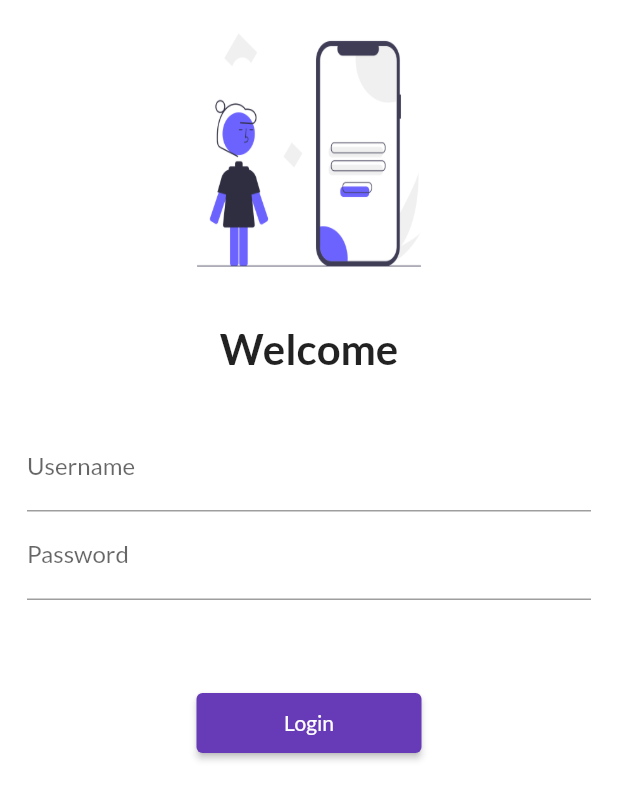
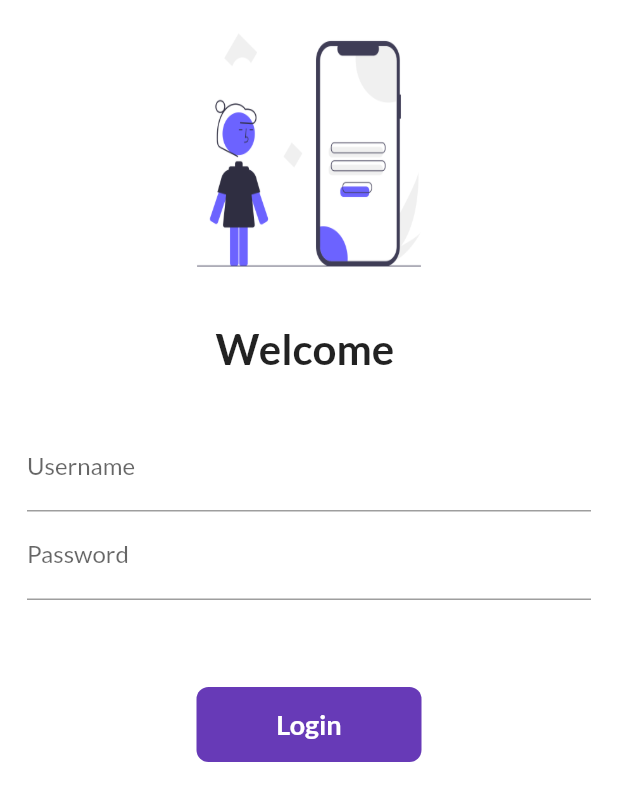
Before and after one commit to kamranahmed71/30DaysofFlutter, a Flutter app: the screen it shows after launch, on a phone screen of 412 x 824 dp. Shown: the top 801 px of the screen. Run offline on Flutter 3.47's test engine with Material 2 defaults, Android fonts, the phone set to English and light mode, and no system bars; our stand-ins replace google_fonts.

Commit message:
Day 6 completed

```diff
--- a/lib/pages/login_page.dart
+++ b/lib/pages/login_page.dart
@@ -1,8 +1,16 @@
 import 'package:flutter/material.dart';
 import 'package:flutter_catalog/utils/routes.dart';
 
-class LoginPage extends StatelessWidget {
+class LoginPage extends StatefulWidget {
   LoginPage({Key? key}) : super(key: key);
+
+  @override
+  State<LoginPage> createState() => _LoginPageState();
+}
+
+class _LoginPageState extends State<LoginPage> {
+  String name = "";
+  bool changeButton = false;
 
   @override
   Widget build(BuildContext context) {
@@ -23,7 +31,7 @@ class LoginPage extends StatelessWidget {
             ),
 
             Text(
-              "Welcome",
+              "Welcome $name",
               style: TextStyle(
                 fontSize: 28,
                 fontWeight: FontWeight.bold,
@@ -43,6 +51,10 @@ class LoginPage extends StatelessWidget {
                   TextFormField(
                     decoration: InputDecoration(
                         hintText: "Enter username", labelText: "Username"),
+                    onChanged: (Value) {
+                      name = Value;
+                      setState(() {});
+                    },
                   ),
                   TextFormField(
                     obscureText: true,
@@ -57,13 +69,46 @@ class LoginPage extends StatelessWidget {
               height: 40.0,
             ),
 
-            ElevatedButton(
-              onPressed: () {
+            InkWell(
+              onTap: () async {
+                setState(() {
+                  changeButton = true;
+                });
+
+                await Future.delayed(Duration(seconds: 1));
                 Navigator.pushNamed(context, MyRoutes.homeRoute);
               },
-              child: Text("Login"),
-              style: TextButton.styleFrom(minimumSize: Size(150, 40)),
-            ),
+              child: AnimatedContainer(
+                duration: Duration(seconds: 1),
+                height: 50,
+                width: changeButton ? 50 : 150,
+                alignment: Alignment.center,
+                child: changeButton
+                    ? Icon(
+                        Icons.done,
+                        color: Colors.white,
+                      )
+                    : Text(
+                        "Login",
+                        style: TextStyle(
+                            color: Colors.white,
+                            fontWeight: FontWeight.bold,
+                            fontSize: 18),
+                      ),
+                decoration: BoxDecoration(
+                    color: Colors.deepPurple,
+                    // shape: changeButton ? BoxShape.circle : BoxShape.rectangle,
+                    borderRadius: BorderRadius.circular(changeButton ? 50 : 8)),
+              ),
+            )
+
+            // ElevatedButton(
+            //   onPressed: () {
+            //     Navigator.pushNamed(context, MyRoutes.homeRoute);
+            //   },
+            //   child: Text("Login"),
+            //   style: TextButton.styleFrom(minimumSize: Size(150, 40)),
+            // ),
 
             //    Image(
             //      image: AssetImage("/assets/images/login_image.png"),), // Image
```
